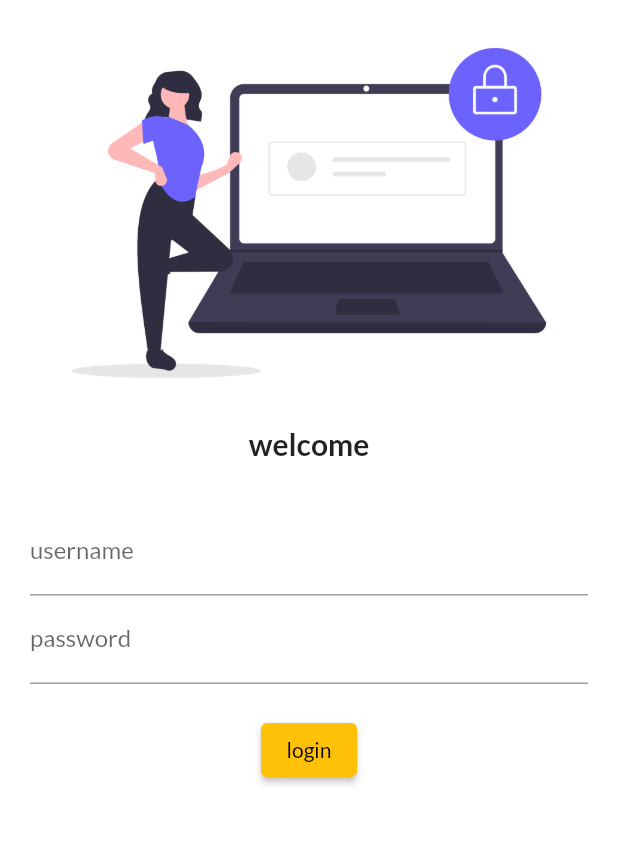
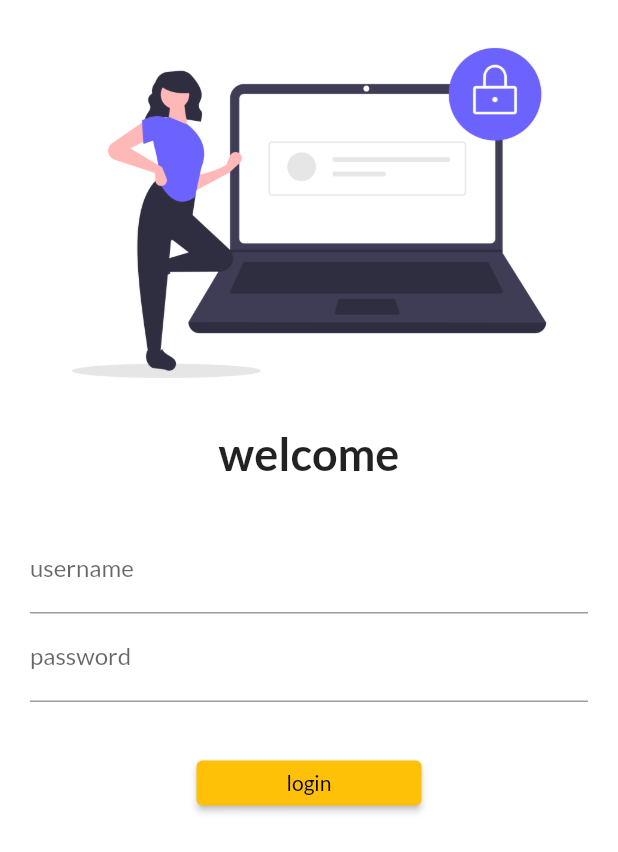
Before and after one commit to Amansingh005/flutter-catlog, a Flutter app: the screen it shows after launch, on a phone screen of 412 x 824 dp. Shown: the top 852 px of the screen. Run offline on Flutter 3.47's test engine with Material 2 defaults, Android fonts, the phone set to English and light mode, and no system bars; our stand-ins replace google_fonts.

Commit message:
day 3 complete

```diff
--- a/lib/pages/main.dart
+++ b/lib/pages/main.dart
@@ -1,7 +1,9 @@
 import 'package:flutter/material.dart';
+import 'package:flutter_widget/uttils/routes.dart';
 import 'page/home_page.dart';
 import 'page/login_page.dart';
 import 'package:google_fonts/google_fonts.dart';
+import 'package:flutter_widget/uttils/routes.dart';
 // import 'page/login_page.dart';
 
 void main() {
@@ -23,8 +25,8 @@ class MyApp extends StatelessWidget {
         initialRoute: "/",
         routes: {
           "/": (context) => LoginPage(),
-          "/login": (context) => LoginPage(),
-          "/home": (context) => HomePage()
+          MyRoutes.loginRoute: (context) => LoginPage(),
+          MyRoutes.homeRoute: (context) => HomePage()
         });
   }
 }
--- a/lib/pages/page/login_page.dart
+++ b/lib/pages/page/login_page.dart
@@ -1,10 +1,12 @@
 import 'package:flutter/material.dart';
+import 'package:flutter_widget/uttils/routes.dart';
 
 class LoginPage extends StatelessWidget {
   @override
   Widget build(BuildContext context) {
     return Material(
         color: Colors.white,
+        child: SingleChildScrollView(
           child: Column(
             children: [
               Image.asset(
@@ -14,7 +16,7 @@ class LoginPage extends StatelessWidget {
               Text(
                 'welcome',
                 style: TextStyle(
-                fontSize: 20,
+                  fontSize: 30,
                   fontWeight: FontWeight.bold,
                 ),
               ),
@@ -22,7 +24,8 @@ class LoginPage extends StatelessWidget {
                 height: 20.0,
               ),
               Padding(
-              padding: const EdgeInsets.symmetric(vertical: 10, horizontal: 20),
+                padding:
+                    const EdgeInsets.symmetric(vertical: 10, horizontal: 20),
                 child: Column(
                   children: [
                     TextFormField(
@@ -39,19 +42,20 @@ class LoginPage extends StatelessWidget {
                       ),
                     ),
                     SizedBox(
-                    height: 20.0,
+                      height: 30.0,
                     ),
                     ElevatedButton(
                       child: Text('login'),
-                    style: TextButton.styleFrom(),
+                      style: TextButton.styleFrom(minimumSize: Size(150, 30)),
                       onPressed: () {
-                      print('welcome to my app');
+                        Navigator.pushNamed(context, MyRoutes.homePage);
                       },
                     ),
                   ],
                 ),
               )
             ],
+          ),
         ));
   }
 }
--- /dev/null
+++ b/lib/uttils/routes.dart
@@ -0,0 +1,4 @@
+class MyRoutes {
+  static String loginRoute = "/login";
+  static String homeRoute = "/home";
+}
```
Lines whose indentation alone changed are shown as unchanged.
